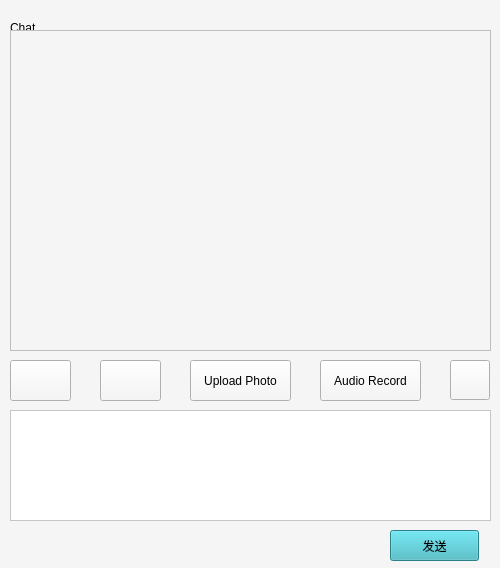
Before: the Qt Designer form client/ui/chatwindow.ui in pechpo/What-s-up, drawn with Qt 5.
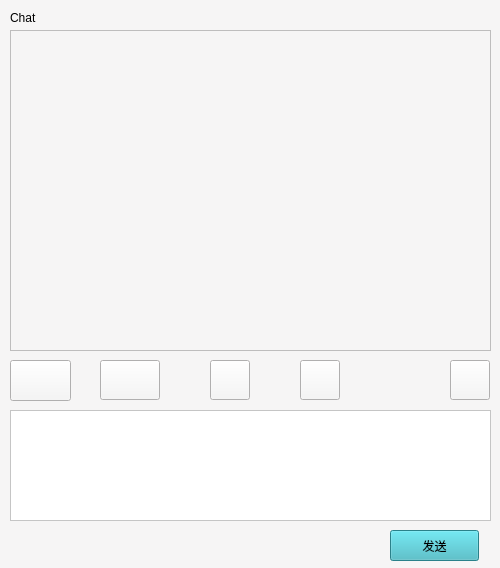
After: the same form once the commit is applied. Icons and pictures are not drawn.

Patch:
```diff
--- a/client/ui/chatwindow.ui
+++ b/client/ui/chatwindow.ui
@@ -63,8 +63,6 @@
    <property name="geometry">
     <rect>
      <x>10</x>
-     <y>20</y>
-     <width>481</width>
      <y>10</y>
      <width>241</width>
      <height>16</height>
@@ -95,8 +93,8 @@
     <rect>
      <x>100</x>
      <y>360</y>
-     <width>61</width>
-     <height>41</height>
+     <width>60</width>
+     <height>40</height>
     </rect>
    </property>
    <property name="styleSheet">
@@ -125,27 +123,33 @@
   <widget class="QPushButton" name="audioButton">
    <property name="geometry">
     <rect>
-     <x>320</x>
+     <x>300</x>
      <y>360</y>
-     <width>101</width>
-     <height>41</height>
+     <width>40</width>
+     <height>40</height>
     </rect>
    </property>
+   <property name="styleSheet">
+    <string notr="true">image: url(:/images/image/audio record.png);</string>
+   </property>
    <property name="text">
-    <string>Audio Record</string>
+    <string/>
    </property>
   </widget>
   <widget class="QPushButton" name="photoButton">
    <property name="geometry">
     <rect>
-     <x>190</x>
+     <x>210</x>
      <y>360</y>
-     <width>101</width>
-     <height>41</height>
+     <width>40</width>
+     <height>40</height>
     </rect>
    </property>
+   <property name="styleSheet">
+    <string notr="true">image: url(:/images/image/upload image.png);</string>
+   </property>
    <property name="text">
-    <string>Upload Photo</string>
+    <string/>
    </property>
   </widget>
   <widget class="QScrollArea" name="scrollArea">
```
